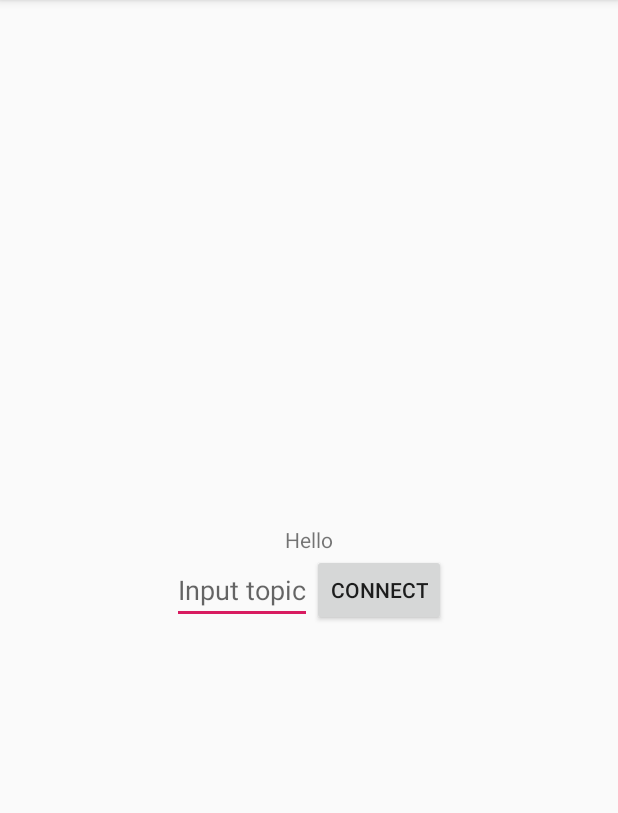
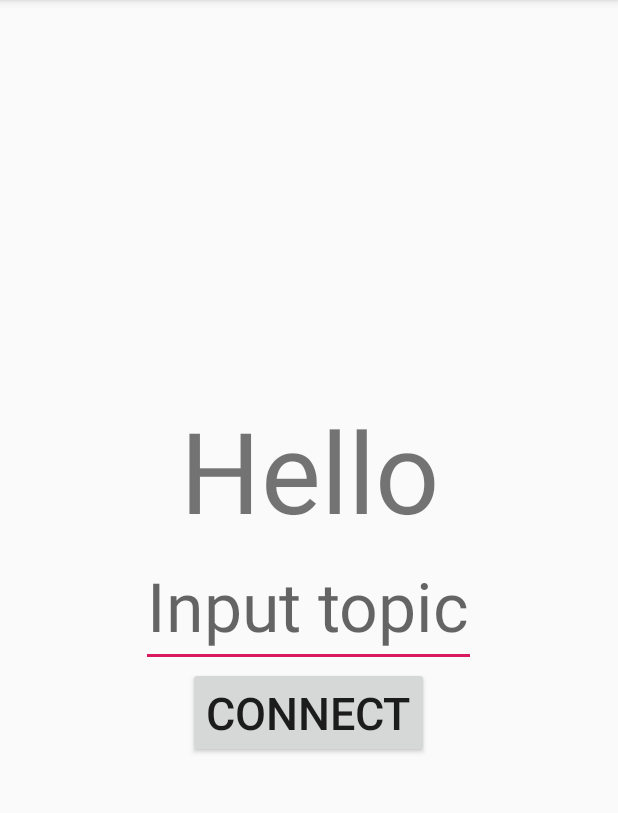
Before and after one commit to ifsheldon/caption_app, an Android app: the screen it shows after launch (MainActivity), on a phone screen of 412 x 824 dp, the part 84-897 px from its top. Run offline under Robolectric (Android 15) with nearby library versions, the phone set to English and light mode, and no system bars; libraries missing offline, so code that uses them is left out: tech.gusavila92.websocketclient.

Commit message:
modified text size

```diff
--- a/app/src/main/res/layout/activity_main.xml
+++ b/app/src/main/res/layout/activity_main.xml
@@ -10,13 +10,14 @@
         android:layout_width="match_parent"
         android:layout_height="wrap_content"
         android:gravity="center"
-        android:text="Hello" />
+        android:text="Hello"
+        android:textSize="75dp"/>
 
     <LinearLayout
         android:layout_width="match_parent"
         android:layout_height="wrap_content"
         android:gravity="center"
-        android:orientation="horizontal">
+        android:orientation="vertical">
 
         <EditText
             android:id="@+id/topicText"
@@ -24,12 +25,14 @@
             android:layout_height="wrap_content"
             android:hint="Input topic"
             android:inputType="text"
+            android:textSize="45dp"
             android:maxLength="50" />
 
         <Button
             android:id="@+id/connectButton"
             android:layout_width="wrap_content"
             android:layout_height="wrap_content"
+            android:textSize="30dp"
             android:text="Connect" />
 
     </LinearLayout>
```
